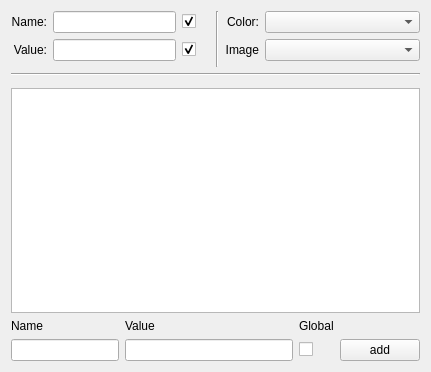
Qt form src/Interface/NodePropertiesWidget.ui (KDE/rocs) before a commit.
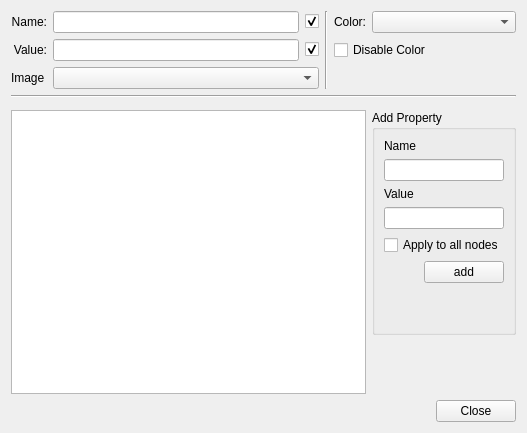
The same form after that commit. Custom widgets are drawn as their Qt base class.

Commit message: More work in the Node Properties Dialog

What changed in the file:
```diff
--- a/src/Interface/NodePropertiesWidget.ui
+++ b/src/Interface/NodePropertiesWidget.ui
@@ -6,8 +6,8 @@
    <rect>
     <x>0</x>
     <y>0</y>
-    <width>431</width>
-    <height>372</height>
+    <width>527</width>
+    <height>433</height>
    </rect>
   </property>
   <property name="sizePolicy">
@@ -19,7 +19,7 @@
   <property name="windowTitle">
    <string>Node Properties</string>
   </property>
-  <layout class="QGridLayout" name="gridLayout">
+  <layout class="QGridLayout" name="gridLayout_2">
    <item row="0" column="0">
     <widget class="QLabel" name="label">
      <property name="sizePolicy">
@@ -36,10 +36,10 @@
      </property>
     </widget>
    </item>
-   <item row="0" column="1" colspan="2">
+   <item row="0" column="1">
     <widget class="KLineEdit" name="_name"/>
    </item>
-   <item row="0" column="3">
+   <item row="0" column="2">
     <widget class="QCheckBox" name="_showName">
      <property name="text">
       <string/>
@@ -49,13 +49,33 @@
      </property>
     </widget>
    </item>
-   <item row="0" column="4" rowspan="3">
+   <item row="0" column="3" rowspan="3">
     <widget class="Line" name="line">
      <property name="orientation">
       <enum>Qt::Vertical</enum>
      </property>
     </widget>
    </item>
+   <item row="0" column="4">
+    <widget class="QLabel" name="label_6">
+     <property name="toolTip">
+      <string>Node color</string>
+     </property>
+     <property name="text">
+      <string>Color:</string>
+     </property>
+     <property name="alignment">
+      <set>Qt::AlignRight|Qt::AlignTrailing|Qt::AlignVCenter</set>
+     </property>
+    </widget>
+   </item>
+   <item row="0" column="5">
+    <widget class="KColorCombo" name="_color">
+     <property name="toolTip">
+      <string>Node color</string>
+     </property>
+    </widget>
+   </item>
    <item row="1" column="0">
     <widget class="QLabel" name="label_2">
      <property name="sizePolicy">
@@ -72,10 +92,10 @@
      </property>
     </widget>
    </item>
-   <item row="1" column="1" colspan="2">
+   <item row="1" column="1">
     <widget class="KLineEdit" name="_value"/>
    </item>
-   <item row="1" column="3">
+   <item row="1" column="2">
     <widget class="QCheckBox" name="_showValue">
      <property name="text">
       <string/>
@@ -85,51 +105,31 @@
      </property>
     </widget>
    </item>
-   <item row="6" column="0" colspan="9">
-    <widget class="QTableView" name="_propertiesTable"/>
-   </item>
-   <item row="7" column="0">
-    <widget class="QLabel" name="label_7">
+   <item row="1" column="4" colspan="2">
+    <widget class="QCheckBox" name="_disableColor">
      <property name="text">
-      <string>Name</string>
+      <string>Disable Color</string>
      </property>
     </widget>
    </item>
-   <item row="7" column="2">
-    <widget class="QLabel" name="label_8">
+   <item row="2" column="0">
+    <widget class="QLabel" name="label_3">
      <property name="text">
-      <string>Value</string>
+      <string>Image</string>
      </property>
     </widget>
    </item>
-   <item row="7" column="7">
-    <widget class="QLabel" name="label_9">
-     <property name="text">
-      <string>Global</string>
-     </property>
-    </widget>
+   <item row="2" column="1" colspan="2">
+    <widget class="KComboBox" name="_images"/>
    </item>
-   <item row="8" column="0" colspan="2">
-    <widget class="KLineEdit" name="_propertyName"/>
-   </item>
-   <item row="8" column="2" colspan="5">
-    <widget class="KLineEdit" name="_propertyValue"/>
-   </item>
-   <item row="8" column="7">
-    <widget class="QCheckBox" name="_isPropertyGlobal">
-     <property name="text">
-      <string/>
+   <item row="3" column="0" colspan="6">
+    <widget class="Line" name="line_2">
+     <property name="orientation">
+      <enum>Qt::Horizontal</enum>
      </property>
     </widget>
    </item>
-   <item row="8" column="8">
-    <widget class="KPushButton" name="_addProperty">
-     <property name="text">
-      <string>add</string>
-     </property>
-    </widget>
-   </item>
-   <item row="4" column="0" rowspan="2" colspan="9">
+   <item row="4" column="0" colspan="6">
     <widget class="QFrame" name="extraItens">
      <property name="frameShape">
       <enum>QFrame::StyledPanel</enum>
@@ -139,45 +139,101 @@
      </property>
     </widget>
    </item>
-   <item row="0" column="6" colspan="3">
-    <widget class="KColorCombo" name="_color">
-     <property name="toolTip">
-      <string>Node color</string>
-     </property>
-    </widget>
+   <item row="5" column="0" rowspan="2" colspan="5">
+    <widget class="QTableView" name="_propertiesTable"/>
    </item>
-   <item row="1" column="6" colspan="3">
-    <widget class="KComboBox" name="_images"/>
-   </item>
-   <item row="1" column="5">
-    <widget class="QLabel" name="label_10">
-     <property name="text">
-      <string>Image</string>
+   <item row="5" column="5">
+    <widget class="QGroupBox" name="groupBox">
+     <property name="title">
+      <string>Add Property</string>
      </property>
-     <property name="alignment">
-      <set>Qt::AlignRight|Qt::AlignTrailing|Qt::AlignVCenter</set>
-     </property>
+     <layout class="QGridLayout" name="gridLayout">
+      <item row="0" column="0">
+       <widget class="QLabel" name="label_7">
+        <property name="text">
+         <string>Name</string>
+        </property>
+       </widget>
+      </item>
+      <item row="1" column="0" colspan="2">
+       <widget class="KLineEdit" name="_propertyName"/>
+      </item>
+      <item row="2" column="0">
+       <widget class="QLabel" name="label_8">
+        <property name="text">
+         <string>Value</string>
+        </property>
+       </widget>
+      </item>
+      <item row="3" column="0" colspan="2">
+       <widget class="KLineEdit" name="_propertyValue"/>
+      </item>
+      <item row="4" column="0" colspan="2">
+       <widget class="QCheckBox" name="_isPropertyGlobal">
+        <property name="text">
+         <string>Apply to all nodes</string>
+        </property>
+       </widget>
+      </item>
+      <item row="6" column="1">
+       <spacer name="verticalSpacer">
+        <property name="orientation">
+         <enum>Qt::Vertical</enum>
+        </property>
+        <property name="sizeHint" stdset="0">
+         <size>
+          <width>20</width>
+          <height>40</height>
+         </size>
+        </property>
+       </spacer>
+      </item>
+      <item row="5" column="1">
+       <widget class="KPushButton" name="_addProperty">
+        <property name="text">
+         <string>add</string>
+        </property>
+       </widget>
+      </item>
+     </layout>
     </widget>
    </item>
-   <item row="0" column="5">
-    <widget class="QLabel" name="label_6">
-     <property name="toolTip">
-      <string>Node color</string>
-     </property>
-     <property name="text">
-      <string>Color:</string>
-     </property>
-     <property name="alignment">
-      <set>Qt::AlignRight|Qt::AlignTrailing|Qt::AlignVCenter</set>
-     </property>
-    </widget>
-   </item>
-   <item row="3" column="0" colspan="9">
-    <widget class="Line" name="line_2">
+   <item row="6" column="5">
+    <spacer name="verticalSpacer_2">
      <property name="orientation">
-      <enum>Qt::Horizontal</enum>
+      <enum>Qt::Vertical</enum>
      </property>
-    </widget>
+     <property name="sizeHint" stdset="0">
+      <size>
+       <width>20</width>
+       <height>42</height>
+      </size>
+     </property>
+    </spacer>
+   </item>
+   <item row="7" column="0" colspan="6">
+    <layout class="QHBoxLayout" name="horizontalLayout">
+     <item>
+      <spacer name="horizontalSpacer">
+       <property name="orientation">
+        <enum>Qt::Horizontal</enum>
+       </property>
+       <property name="sizeHint" stdset="0">
+        <size>
+         <width>40</width>
+         <height>20</height>
+        </size>
+       </property>
+      </spacer>
+     </item>
+     <item>
+      <widget class="QPushButton" name="_btnClose">
+       <property name="text">
+        <string>Close</string>
+       </property>
+      </widget>
+     </item>
+    </layout>
    </item>
   </layout>
  </widget>
```
Left out of the diff: 6 changed lines with no effect on the pictures. The commit also changes 6 other files.
